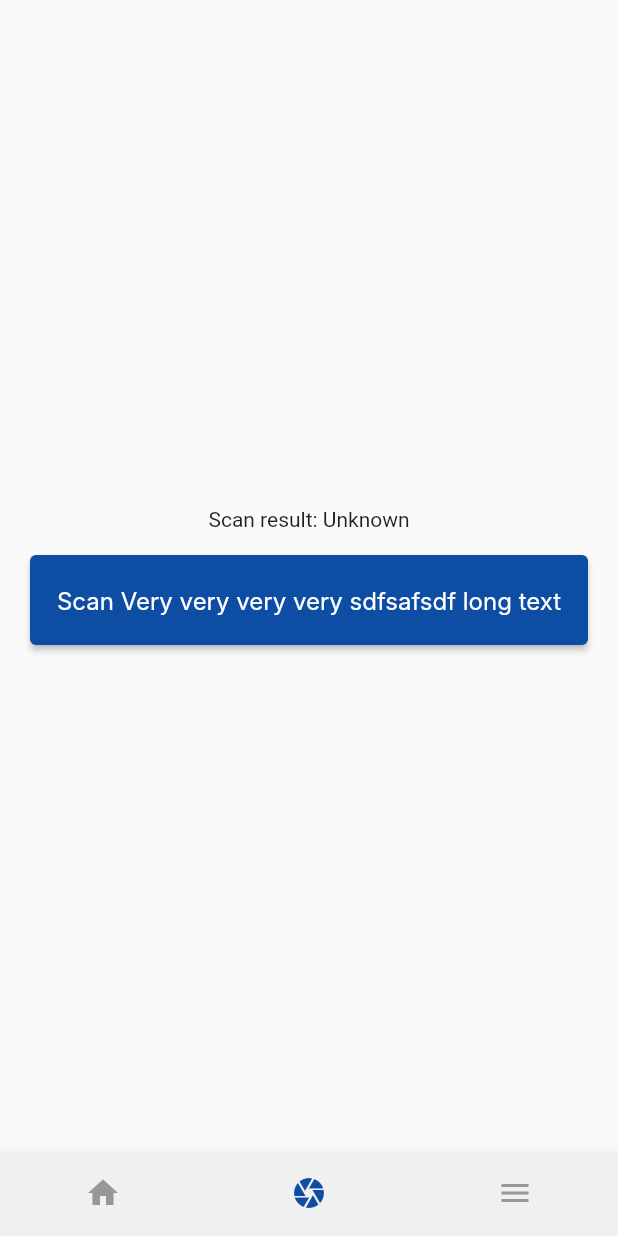
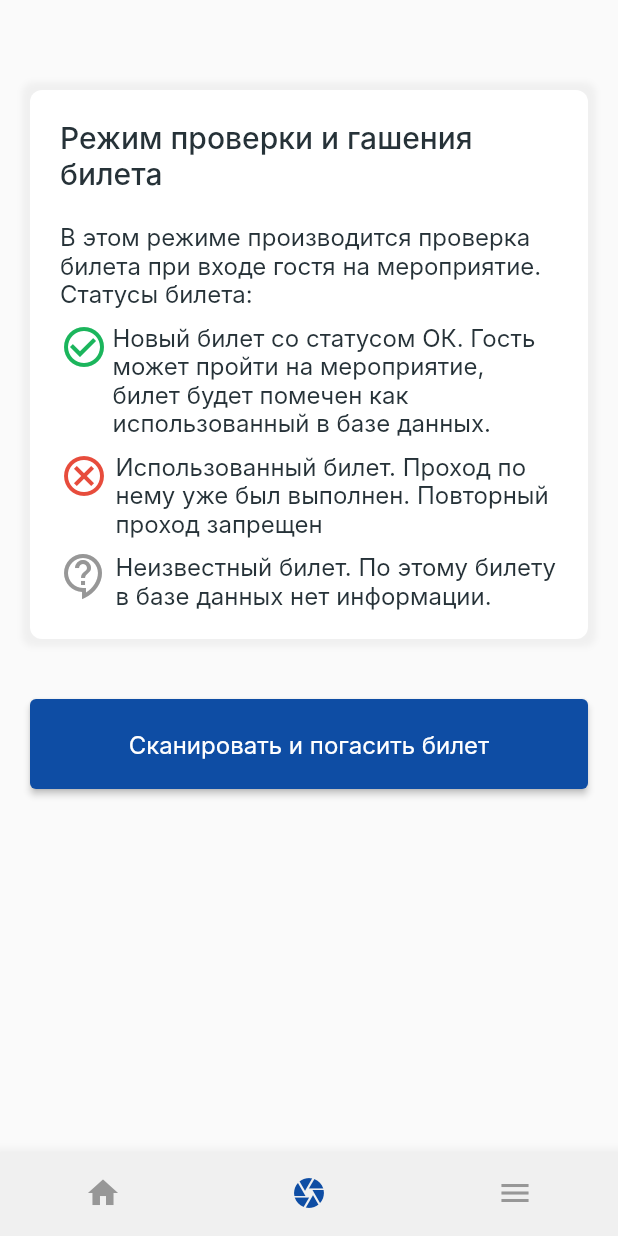
Before and after one commit to vgadzh/flutter_ticket_check, a Flutter app: the screen it shows after launch, item 2 of the bottom bar chosen, on a phone screen of 412 x 824 dp. Run offline on Flutter 3.47's test engine with Material 2 defaults, Android fonts, the phone set to English and light mode, and no system bars; our stand-ins replace sqflite; missing offline and left inert: flutter_barcode_scanner; accounts and stored records are empty; Roboto replaces fonts that are missing (Inter).

Commit message:
Scan screen is done

```diff
--- a/lib/screen/scan_screen.dart
+++ b/lib/screen/scan_screen.dart
@@ -18,11 +18,104 @@ class _ScanScreenState extends State<ScanScreen> {
     return Container(
       padding: const EdgeInsets.all(20),
       alignment: Alignment.center,
-      child: Flex(
-        direction: Axis.vertical,
-        mainAxisAlignment: MainAxisAlignment.center,
+      child: Column(
         children: [
-          Text('Scan result: $_scanBarcode\n'),
+          const SizedBox(height: 40),
+          Container(
+            decoration: BoxDecoration(
+              borderRadius: const BorderRadius.all(Radius.circular(8)),
+              color: Styles.lightColor,
+              boxShadow: [
+                BoxShadow(
+                  color: Styles.shadeColor,
+                  blurRadius: 3,
+                  spreadRadius: 5,
+                ),
+              ],
+            ),
+            padding: const EdgeInsets.all(20),
+            child: Flex(
+              direction: Axis.vertical,
+              mainAxisAlignment: MainAxisAlignment.start,
+              crossAxisAlignment: CrossAxisAlignment.start,
+              children: [
+                Text(
+                  'Режим проверки и гашения билета',
+                  style: Styles.h6,
+                ),
+                const SizedBox(height: 20),
+                Text(
+                  'В этом режиме производится проверка билета при входе гостя на мероприятие.\nСтатусы билета:',
+                  style: Styles.bodyTextStyle1,
+                ),
+                const SizedBox(height: 10),
+                Column(
+                  children: [
+                    // status ok
+                    Row(
+                      mainAxisAlignment: MainAxisAlignment.start,
+                      crossAxisAlignment: CrossAxisAlignment.start,
+                      children: [
+                        Icon(
+                          Icons.check_circle_outline,
+                          size: 32,
+                          color: Styles.secondaryColor,
+                        ),
+                        const SizedBox(width: 3),
+                        Flexible(
+                          child: Text(
+                            'Новый билет со статусом ОК. Гость может пройти на мероприятие, билет будет помечен как использованный в базе данных.',
+                            style: Styles.bodyTextStyle1,
+                          ),
+                        ),
+                      ],
+                    ),
+                    const SizedBox(height: 10),
+                    // status used
+                    Row(
+                      mainAxisAlignment: MainAxisAlignment.start,
+                      crossAxisAlignment: CrossAxisAlignment.start,
+                      children: [
+                        Icon(
+                          Icons.cancel_outlined,
+                          size: 32,
+                          color: Styles.accentColor,
+                        ),
+                        const SizedBox(width: 5),
+                        Flexible(
+                          child: Text(
+                            'Использованный билет. Проход по нему уже был выполнен. Повторный проход запрещен',
+                            style: Styles.bodyTextStyle1,
+                          ),
+                        ),
+                      ],
+                    ),
+                    const SizedBox(height: 10),
+                    // status unknown
+                    Row(
+                      mainAxisAlignment: MainAxisAlignment.start,
+                      crossAxisAlignment: CrossAxisAlignment.start,
+                      children: [
+                        Icon(
+                          Icons.contact_support_outlined,
+                          size: 32,
+                          color: Styles.iconsColor,
+                        ),
+                        const SizedBox(width: 5),
+                        Flexible(
+                          child: Text(
+                            'Неизвестный билет. По этому билету в базе данных нет информации.',
+                            style: Styles.bodyTextStyle1,
+                          ),
+                        ),
+                      ],
+                    ),
+                  ],
+                ),
+              ],
+            ),
+          ),
+          const SizedBox(height: 40),
           SizedBox(
             height: 60,
             width: double.infinity,
@@ -33,7 +126,7 @@ class _ScanScreenState extends State<ScanScreen> {
               onPressed: (() => barcodeScan(context)),
               child: Text(
                 textAlign: TextAlign.center,
-                'Scan Very very very very sdfsafsdf long text',
+                'Сканировать и погасить билет',
                 style: Styles.bodyTextStyle1.copyWith(color: Styles.lightColor),
               ),
             ),
```
